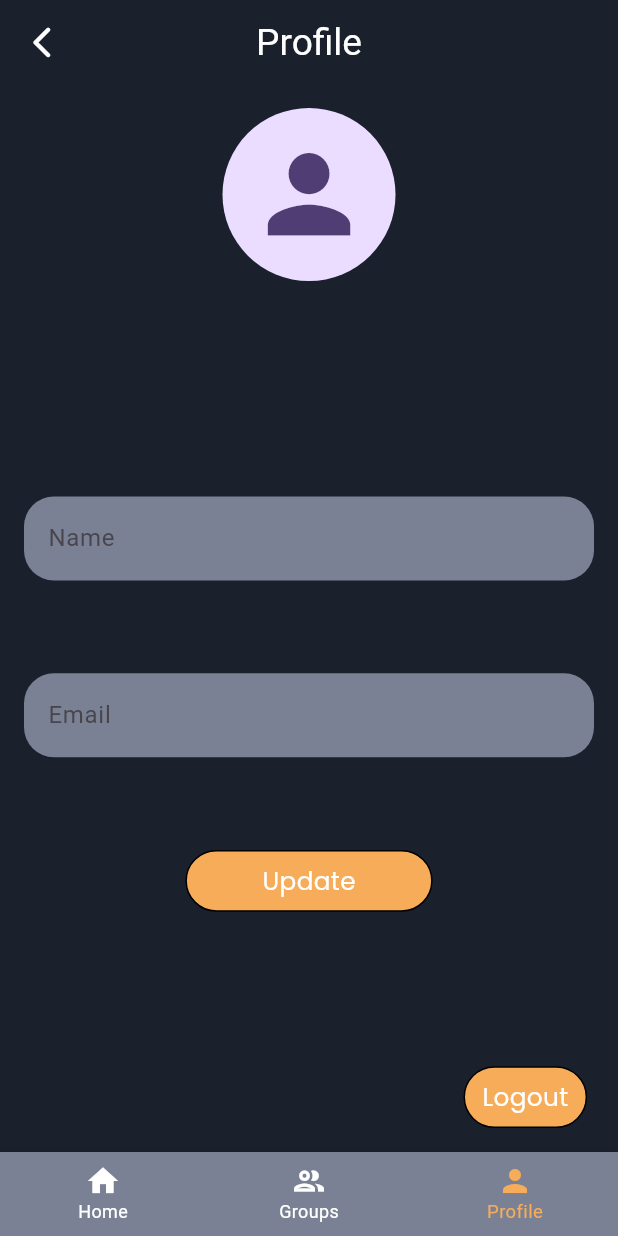
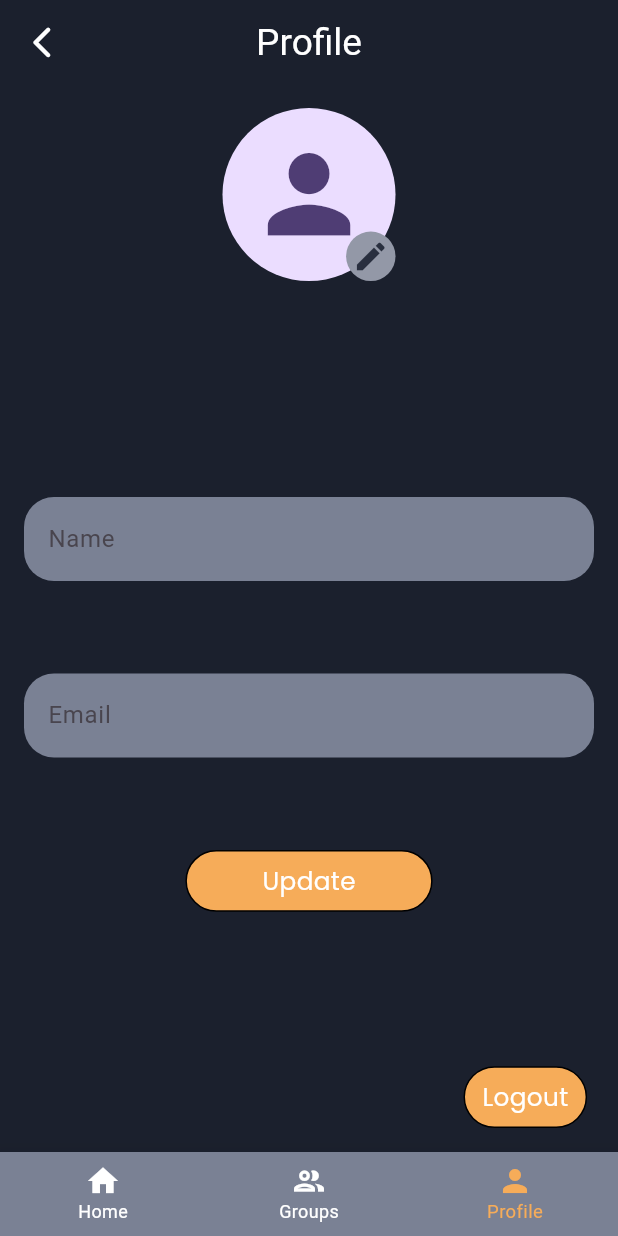
Before and after one commit to MutahirNizami/chatapp, a Flutter app: the DashboardScreen screen opened directly, item 3 of the bottom bar chosen, on a phone screen of 412 x 824 dp. Run offline on Flutter 3.47's test engine with Material 3 defaults, Android fonts, the phone set to English and light mode, and no system bars; our stand-ins replace cloud_firestore, firebase_auth, firebase_core, firebase_storage, google_fonts, image_picker; accounts and stored records are empty.

Commit message:
update some files

```diff
--- a/lib/auth/login.dart
+++ b/lib/auth/login.dart
@@ -41,7 +41,7 @@ class _LoginScreenState extends State<LoginScreen> {
           // ignore: use_build_context_synchronously
           context,
           MaterialPageRoute(
-            builder: (context) => DashboardScreen(),
+            builder: (context) => const DashboardScreen(),
           ));
     } on FirebaseAuthException catch (e) {
       log("message $e");
@@ -202,7 +202,7 @@ class _LoginScreenState extends State<LoginScreen> {
                         Navigator.push(
                             context,
                             MaterialPageRoute(
-                              builder: (context) => signupScreen(),
+                              builder: (context) => const signupScreen(),
                             ));
                       },
                       child: Text(
--- a/lib/auth/signup.dart
+++ b/lib/auth/signup.dart
@@ -51,11 +51,13 @@ class _signupScreenState extends State<signupScreen> {
           'email': email,
         });
 //navigat to dashboard ...............................
-        Navigator.pushReplacement(
+        Navigator.push(
+            // ignore: use_build_context_synchronously
             context,
             MaterialPageRoute(
-              builder: (context) => DashboardScreen(),
+              builder: (context) => const DashboardScreen(),
             ));
+        // ignore: use_build_context_synchronously
         ScaffoldMessenger.of(context).showSnackBar(
           const SnackBar(content: Text('Account created successfully!')),
         );
--- a/lib/router/bottomnavigation.dart
+++ b/lib/router/bottomnavigation.dart
@@ -20,8 +20,8 @@ class _DashboardScreenState extends State<DashboardScreen> {
 
   List<Widget> get _pages => [
         const Homescreen(),
-        Groupscreen(),
-        ProfileScreen(),
+        const Groupscreen(),
+        const ProfileScreen(),
       ];
 
   void _onItemTapped(int index) {
--- a/lib/view/profilescreen.dart
+++ b/lib/view/profilescreen.dart
@@ -142,7 +142,8 @@ class _ProfileScreenState extends State<ProfileScreen> {
             children: [
               GestureDetector(
                 onTap: _pickImage,
-                child: CircleAvatar(
+                child: Stack(alignment: Alignment(1, 1), children: [
+                  CircleAvatar(
                     radius: height * 0.07,
                     backgroundImage:
                         _imageFile != null ? FileImage(_imageFile!) : null,
@@ -150,8 +151,18 @@ class _ProfileScreenState extends State<ProfileScreen> {
                         ? Icon(Icons.person, size: height * 0.1)
                         : null,
                   ),
+                  CircleAvatar(
+                    radius: height * 0.02,
+                    backgroundColor: Mycolor().iconcontainer,
+                    child: Icon(
+                      Icons.edit,
+                      color: Mycolor().fcontainercolor,
+                      size: height * 0.03,
                     ),
-              const SizedBox(height: 20),
+                  )
+                ]),
+              ),
+              SizedBox(height: height * 0.025),
               TextFormField(
                 initialValue: _name,
                 decoration: InputDecoration(
```
Also changed, not shown: lib/view/chatscreen.dart (+29 -6 lines), lib/view/groupchatscreen.dart (+4 -4 lines), lib/view/groupscreen.dart (+58 -6 lines), lib/view/homescreen.dart (+11 -7 lines), lib/widget/bootomsheet.dart (+7 -5 lines), lib/widget/chatbubble.dart (+10 -2 lines). Lines whose indentation alone changed are shown as unchanged.
